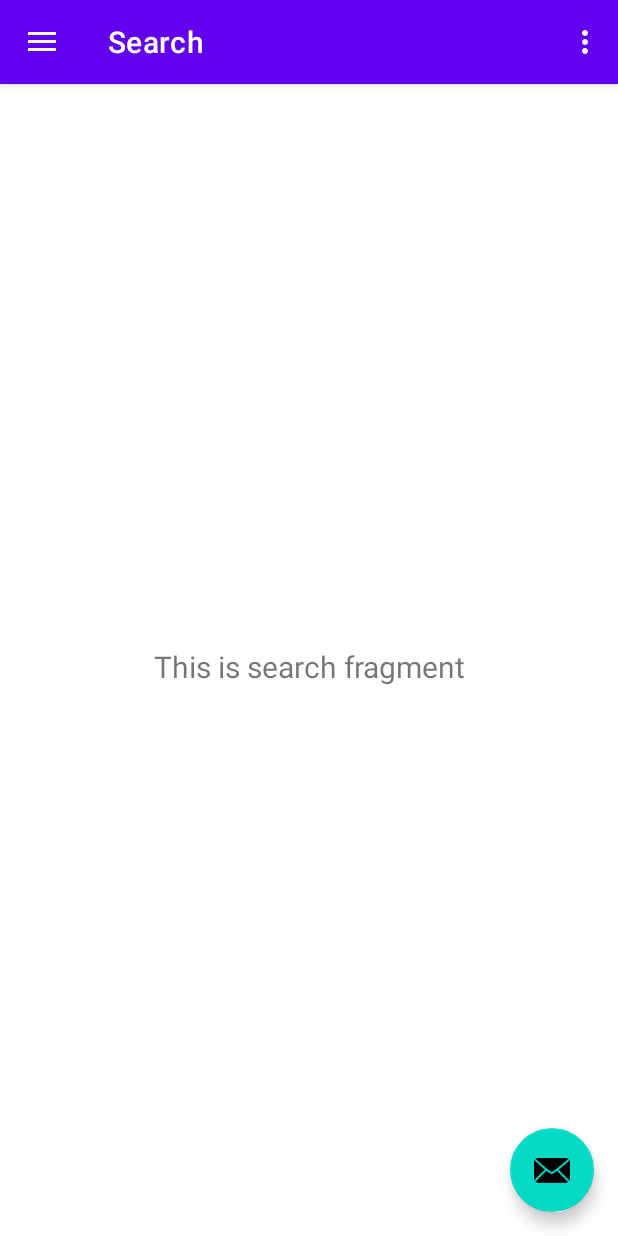
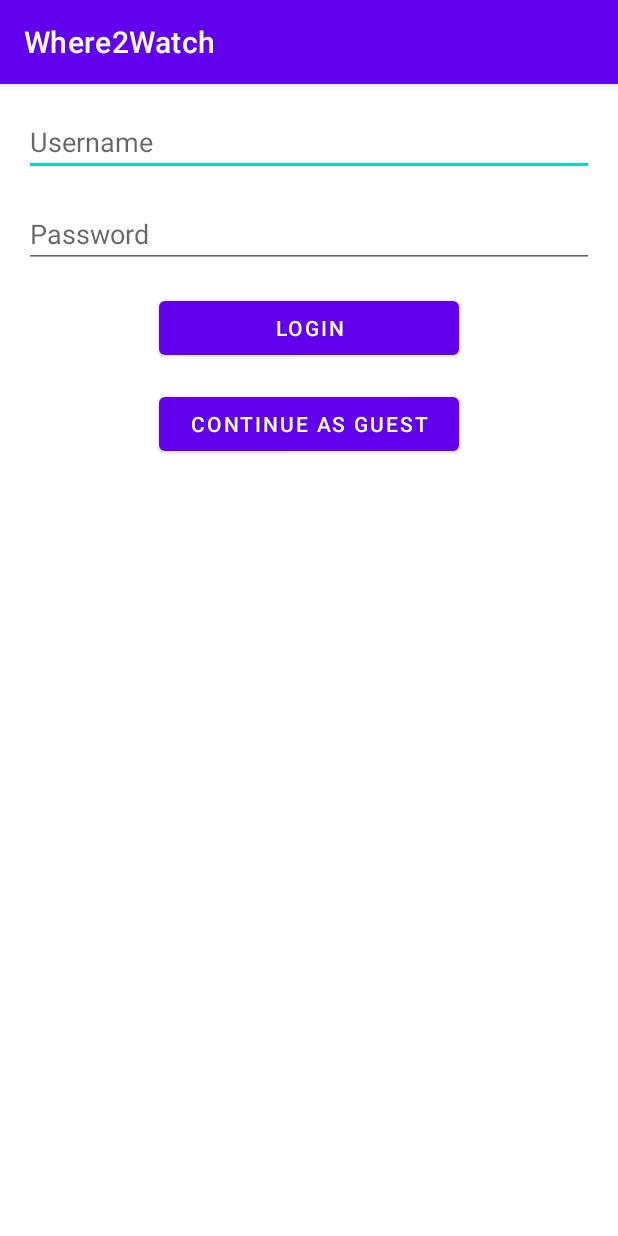
Before and after one commit to hjamiola/Where2Watch, an Android app: the screen it shows after launch (MainActivity before the commit, LoginActivity after it), on a phone screen of 412 x 824 dp. Run offline under Robolectric (Android 15) with nearby library versions, the phone set to English and light mode, and no system bars.

Commit message:
login screen and navigation drawer update to display username

```diff
--- a/app/build.gradle.kts
+++ b/app/build.gradle.kts
@@ -43,6 +43,7 @@ dependencies {
     implementation(libs.lifecycle.viewmodel.ktx)
     implementation(libs.navigation.fragment)
     implementation(libs.navigation.ui)
+    implementation(libs.activity)
     testImplementation(libs.junit)
     androidTestImplementation(libs.ext.junit)
     androidTestImplementation(libs.espresso.core)
--- /dev/null
+++ b/app/src/main/java/com/example/where2watch/LoginActivity.java
@@ -0,0 +1,56 @@
+package com.example.where2watch;
+
+import android.os.Bundle;
+
+import android.content.Context;
+import android.content.Intent;
+import android.content.SharedPreferences;
+import android.view.View;
+import android.widget.Button;
+import android.widget.EditText;
+import androidx.appcompat.app.AppCompatActivity;
+
+public class LoginActivity extends AppCompatActivity {
+    @Override
+    protected void onCreate(Bundle savedInstanceState) {
+        super.onCreate(savedInstanceState);
+        setContentView(R.layout.activity_login);
+
+        EditText usernameEditText = findViewById(R.id.usernameEditText);
+        Button loginButton = findViewById(R.id.loginButton);
+        Button guestButton = findViewById(R.id.guestButton);
+
+        loginButton.setOnClickListener(new View.OnClickListener() {
+            @Override
+            public void onClick(View view) {
+                // Save the username to SharedPreferences
+                String username = usernameEditText.getText().toString();
+                SharedPreferences sharedPreferences = getSharedPreferences("MyAppPrefs", Context.MODE_PRIVATE);
+                SharedPreferences.Editor editor = sharedPreferences.edit();
+                editor.putString("username", username);
+                editor.apply();
+
+                // Start MainActivity
+                Intent intent = new Intent(LoginActivity.this, MainActivity.class);
+                startActivity(intent);
+                finish();
+            }
+        });
+
+        guestButton.setOnClickListener(new View.OnClickListener() {
+            @Override
+            public void onClick(View view) {
+                // Save the username to SharedPreferences
+                SharedPreferences sharedPreferences = getSharedPreferences("MyAppPrefs", Context.MODE_PRIVATE);
+                SharedPreferences.Editor editor = sharedPreferences.edit();
+                editor.putString("username", "Guest");
+                editor.apply();
+
+                // Start MainActivity
+                Intent intent = new Intent(LoginActivity.this, MainActivity.class);
+                startActivity(intent);
+                finish();
+            }
+        });
+    }
+}
--- /dev/null
+++ b/app/src/main/res/layout/activity_login.xml
@@ -0,0 +1,41 @@
+<?xml version="1.0" encoding="utf-8"?>
+<RelativeLayout xmlns:android="http://schemas.android.com/apk/res/android"
+    android:layout_width="match_parent"
+    android:layout_height="match_parent"
+    android:padding="16dp">
+
+    <EditText
+        android:id="@+id/usernameEditText"
+        android:layout_width="match_parent"
+        android:layout_height="wrap_content"
+        android:hint="Username"
+        android:inputType="textPersonName" />
+
+    <EditText
+        android:id="@+id/passwordEditText"
+        android:layout_width="match_parent"
+        android:layout_height="wrap_content"
+        android:hint="Password"
+        android:inputType="textPassword"
+        android:layout_below="@id/usernameEditText"
+        android:layout_marginTop="16dp"/>
+
+    <Button
+        android:id="@+id/loginButton"
+        android:layout_width="200dp"
+        android:layout_height="wrap_content"
+        android:text="Login"
+        android:layout_below="@id/passwordEditText"
+        android:layout_centerHorizontal="true"
+        android:layout_marginTop="16dp" />
+
+    <Button
+        android:id="@+id/guestButton"
+        android:layout_width="200dp"
+        android:layout_height="wrap_content"
+        android:text="Continue as Guest"
+        android:layout_below="@id/loginButton"
+        android:layout_centerHorizontal="true"
+        android:layout_marginTop="16dp" />
+
+</RelativeLayout>
--- a/app/src/main/res/values/colors.xml
+++ b/app/src/main/res/values/colors.xml
@@ -7,4 +7,6 @@
     <color name="teal_700">#FF018786</color>
     <color name="black">#FF000000</color>
     <color name="white">#FFFFFFFF</color>
+    <color name="button_background">#E6F3F2</color>
+
 </resources>
--- a/gradle/libs.versions.toml
+++ b/gradle/libs.versions.toml
@@ -10,6 +10,7 @@ lifecycleLivedataKtx = "2.8.6"
 lifecycleViewmodelKtx = "2.8.6"
 navigationFragment = "2.8.3"
 navigationUi = "2.8.3"
+activity = "1.9.2"
 
 [libraries]
 junit = { group = "junit", name = "junit", version.ref = "junit" }
@@ -22,6 +23,7 @@ lifecycle-livedata-ktx = { group = "androidx.lifecycle", name = "lifecycle-lived
 lifecycle-viewmodel-ktx = { group = "androidx.lifecycle", name = "lifecycle-viewmodel-ktx", version.ref = "lifecycleViewmodelKtx" }
 navigation-fragment = { group = "androidx.navigation", name = "navigation-fragment", version.ref = "navigationFragment" }
 navigation-ui = { group = "androidx.navigation", name = "navigation-ui", version.ref = "navigationUi" }
+activity = { group = "androidx.activity", name = "activity", version.ref = "activity" }
 
 [plugins]
 android-application = { id = "com.android.application", version.ref = "agp" }
```
Also changed, not shown: app/src/main/AndroidManifest.xml (+7 -0 lines), app/src/main/java/com/example/where2watch/MainActivity.java (+41 -0 lines), app/src/main/res/drawable/login_logout_button.xml (added, +7 -0 lines), app/src/main/res/layout/nav_header_main.xml (+13 -3 lines).
